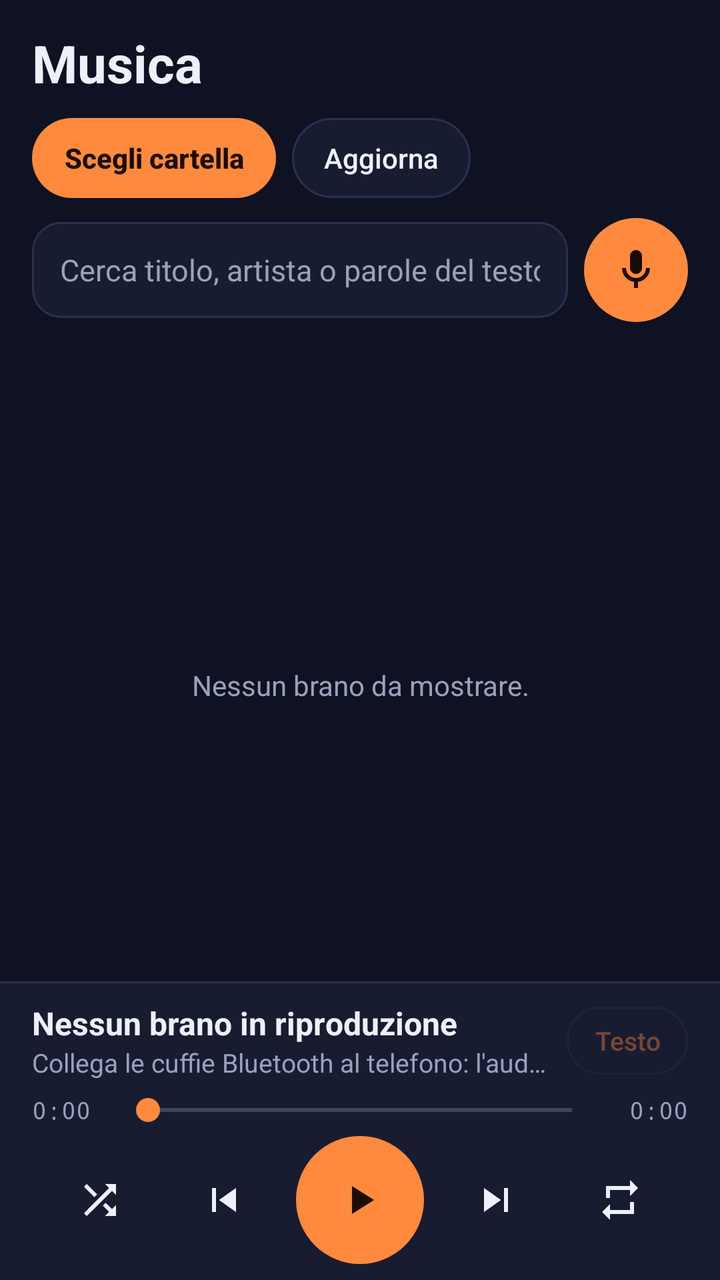
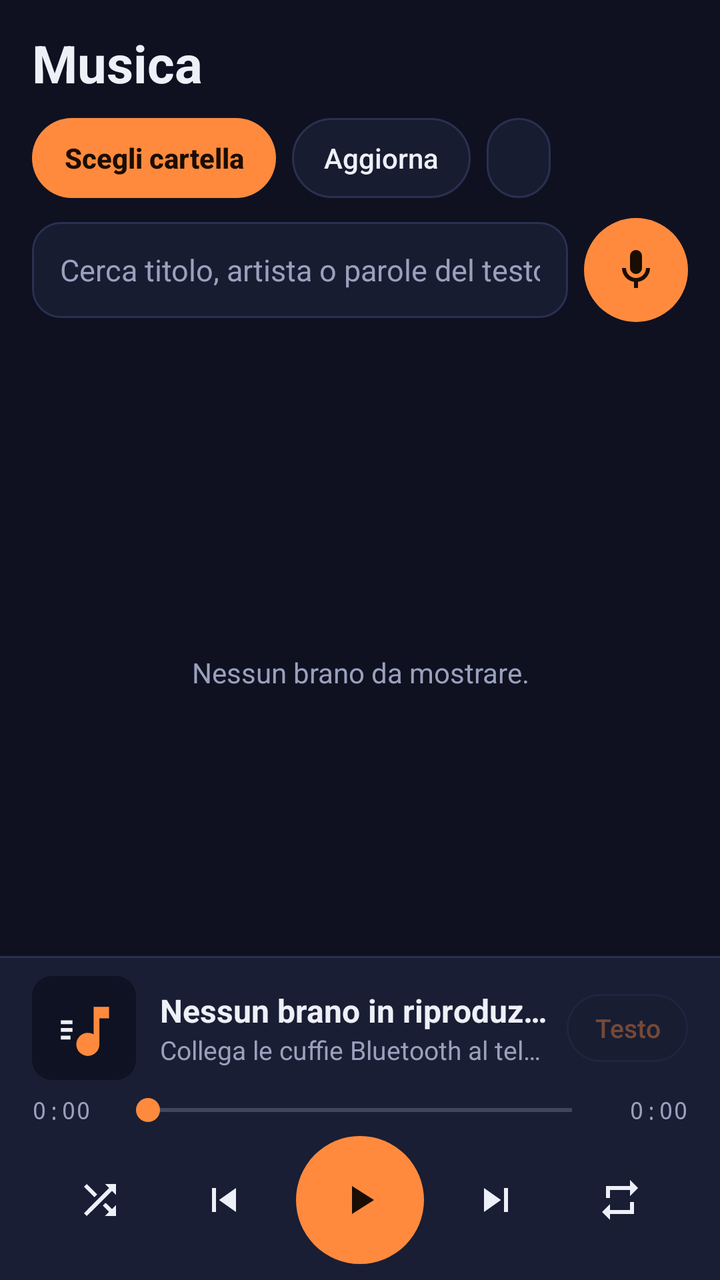

Before-and-after screenshots of an Android layout around one commit, followed by the original layout XML and the change that was made.
<!-- AndroidManifest.xml: application theme AppTheme -->
<!-- res/layout/activity_main.xml -->
<?xml version="1.0" encoding="utf-8"?>
<LinearLayout xmlns:android="http://schemas.android.com/apk/res/android"
    android:layout_width="match_parent"
    android:layout_height="match_parent"
    android:background="@color/bg"
    android:fitsSystemWindows="true"
    android:orientation="vertical">

    
    <LinearLayout
        android:layout_width="match_parent"
        android:layout_height="wrap_content"
        android:orientation="vertical"
        android:paddingStart="16dp"
        android:paddingTop="14dp"
        android:paddingEnd="16dp"
        android:paddingBottom="8dp">

        <LinearLayout
            android:layout_width="match_parent"
            android:layout_height="wrap_content"
            android:gravity="center_vertical"
            android:orientation="horizontal">

            <TextView
                android:layout_width="0dp"
                android:layout_height="wrap_content"
                android:layout_weight="1"
                android:text="@string/app_name"
                android:textColor="@color/ink"
                android:textSize="26sp"
                android:textStyle="bold" />

            <TextView
                android:id="@+id/count"
                android:layout_width="wrap_content"
                android:layout_height="wrap_content"
                android:fontFamily="monospace"
                android:textAllCaps="true"
                android:textColor="@color/muted"
                android:textSize="12sp" />
        </LinearLayout>

        <LinearLayout
            android:layout_width="match_parent"
            android:layout_height="wrap_content"
            android:layout_marginTop="10dp"
            android:orientation="horizontal">

            <Button
                android:id="@+id/pickFolder"
                android:layout_width="wrap_content"
                android:layout_height="40dp"
                android:background="@drawable/bg_pill_accent"
                android:minWidth="0dp"
                android:paddingStart="16dp"
                android:paddingEnd="16dp"
                android:stateListAnimator="@null"
                android:text="@string/pick_folder"
                android:textAllCaps="false"
                android:textColor="@color/accent_ink"
                android:textStyle="bold" />

            <Button
                android:id="@+id/rescan"
                android:layout_width="wrap_content"
                android:layout_height="40dp"
                android:layout_marginStart="8dp"
                android:background="@drawable/bg_pill"
                android:minWidth="0dp"
                android:paddingStart="16dp"
                android:paddingEnd="16dp"
                android:stateListAnimator="@null"
                android:text="@string/rescan"
                android:textAllCaps="false"
                android:textColor="@color/ink" />
        </LinearLayout>

        <LinearLayout
            android:layout_width="match_parent"
            android:layout_height="wrap_content"
            android:layout_marginTop="10dp"
            android:gravity="center_vertical"
            android:orientation="horizontal">

            <EditText
                android:id="@+id/search"
                android:layout_width="0dp"
                android:layout_height="48dp"
                android:layout_weight="1"
                android:background="@drawable/bg_field"
                android:hint="@string/search_hint"
                android:imeOptions="actionSearch"
                android:inputType="text"
                android:paddingStart="14dp"
                android:paddingEnd="14dp"
                android:textColor="@color/ink"
                android:textColorHint="@color/muted"
                android:textSize="15sp" />

            <ImageButton
                android:id="@+id/mic"
                android:layout_width="52dp"
                android:layout_height="52dp"
                android:layout_marginStart="8dp"
                android:background="@drawable/bg_circle_accent"
                android:contentDescription="@string/voice"
                android:src="@drawable/ic_mic"
                android:tint="@color/accent_ink" />
        </LinearLayout>

        <TextView
            android:id="@+id/status"
            android:layout_width="match_parent"
            android:layout_height="wrap_content"
            android:layout_marginTop="8dp"
            android:textColor="@color/muted"
            android:textSize="13sp" />
    </LinearLayout>

    
    <FrameLayout
        android:layout_width="match_parent"
        android:layout_height="0dp"
        android:layout_weight="1">

        <ListView
            android:id="@+id/list"
            android:layout_width="match_parent"
            android:layout_height="match_parent"
            android:divider="@color/line"
            android:dividerHeight="1dp"
            android:paddingStart="8dp"
            android:paddingEnd="8dp"
            android:clipToPadding="false" />

        <TextView
            android:id="@+id/empty"
            android:layout_width="match_parent"
            android:layout_height="match_parent"
            android:gravity="center"
            android:padding="24dp"
            android:text="@string/empty"
            android:textColor="@color/muted" />
    </FrameLayout>

    
    <LinearLayout
        android:layout_width="match_parent"
        android:layout_height="wrap_content"
        android:background="@drawable/bg_panel"
        android:orientation="vertical"
        android:paddingStart="16dp"
        android:paddingTop="10dp"
        android:paddingEnd="16dp"
        android:paddingBottom="8dp">

        <LinearLayout
            android:layout_width="match_parent"
            android:layout_height="wrap_content"
            android:gravity="center_vertical"
            android:orientation="horizontal">

            <LinearLayout
                android:layout_width="0dp"
                android:layout_height="wrap_content"
                android:layout_weight="1"
                android:orientation="vertical">

                <TextView
                    android:id="@+id/nowTitle"
                    android:layout_width="match_parent"
                    android:layout_height="wrap_content"
                    android:ellipsize="end"
                    android:maxLines="1"
                    android:text="@string/nothing_playing"
                    android:textColor="@color/ink"
                    android:textSize="16sp"
                    android:textStyle="bold" />

                <TextView
                    android:id="@+id/nowArtist"
                    android:layout_width="match_parent"
                    android:layout_height="wrap_content"
                    android:ellipsize="end"
                    android:maxLines="1"
                    android:text="@string/bt_hint"
                    android:textColor="@color/muted"
                    android:textSize="13sp" />
            </LinearLayout>

            <Button
                android:id="@+id/lyricsBtn"
                android:layout_width="wrap_content"
                android:layout_height="34dp"
                android:layout_marginStart="8dp"
                android:alpha="0.4"
                android:background="@drawable/bg_pill"
                android:enabled="false"
                android:minWidth="0dp"
                android:paddingStart="14dp"
                android:paddingEnd="14dp"
                android:stateListAnimator="@null"
                android:text="@string/lyrics"
                android:textAllCaps="false"
                android:textColor="@color/accent"
                android:textSize="13sp" />
        </LinearLayout>

        <LinearLayout
            android:layout_width="match_parent"
            android:layout_height="wrap_content"
            android:layout_marginTop="6dp"
            android:gravity="center_vertical"
            android:orientation="horizontal">

            <TextView
                android:id="@+id/cur"
                android:layout_width="42dp"
                android:layout_height="wrap_content"
                android:fontFamily="monospace"
                android:text="0:00"
                android:textColor="@color/muted"
                android:textSize="12sp" />

            <SeekBar
                android:id="@+id/seek"
                android:layout_width="0dp"
                android:layout_height="wrap_content"
                android:layout_weight="1"
                android:max="1000"
                android:progressTint="@color/accent"
                android:thumbTint="@color/accent" />

            <TextView
                android:id="@+id/dur"
                android:layout_width="42dp"
                android:layout_height="wrap_content"
                android:fontFamily="monospace"
                android:gravity="end"
                android:text="0:00"
                android:textColor="@color/muted"
                android:textSize="12sp" />
        </LinearLayout>

        <LinearLayout
            android:layout_width="match_parent"
            android:layout_height="wrap_content"
            android:layout_marginTop="4dp"
            android:gravity="center"
            android:orientation="horizontal">

            <ImageButton
                android:id="@+id/shuffle"
                style="@android:style/Widget.Material.Button.Borderless"
                android:layout_width="52dp"
                android:layout_height="52dp"
                android:contentDescription="@string/shuffle"
                android:src="@drawable/ic_shuffle"
                android:tint="@color/ink" />

            <ImageButton
                android:id="@+id/prev"
                style="@android:style/Widget.Material.Button.Borderless"
                android:layout_width="56dp"
                android:layout_height="56dp"
                android:layout_marginStart="8dp"
                android:contentDescription="@string/prev"
                android:src="@drawable/ic_prev"
                android:tint="@color/ink" />

            <ImageButton
                android:id="@+id/play"
                android:layout_width="64dp"
                android:layout_height="64dp"
                android:layout_marginStart="8dp"
                android:layout_marginEnd="8dp"
                android:background="@drawable/bg_circle_accent"
                android:contentDescription="@string/play"
                android:scaleType="center"
                android:src="@drawable/ic_play"
                android:tint="@color/accent_ink" />

            <ImageButton
                android:id="@+id/next"
                style="@android:style/Widget.Material.Button.Borderless"
                android:layout_width="56dp"
                android:layout_height="56dp"
                android:layout_marginEnd="8dp"
                android:contentDescription="@string/next"
                android:src="@drawable/ic_next"
                android:tint="@color/ink" />

            <ImageButton
                android:id="@+id/repeat"
                style="@android:style/Widget.Material.Button.Borderless"
                android:layout_width="52dp"
                android:layout_height="52dp"
                android:contentDescription="@string/repeat"
                android:src="@drawable/ic_repeat"
                android:tint="@color/ink" />
        </LinearLayout>
    </LinearLayout>
</LinearLayout>
<!-- resources referenced by this layout -->
<resources>
  <color name="accent">#FF8A3D</color>
  <color name="accent_ink">#1A0D03</color>
  <color name="bg">#0F1222</color>
  <color name="ink">#EEF0F8</color>
  <color name="line">#2A3050</color>
  <color name="muted">#9AA1BD</color>
  <!-- drawable bg_circle_accent (drawable) -->
  <ripple xmlns:android="http://schemas.android.com/apk/res/android" android:color="#55FFFFFF">
      <item><shape android:shape="oval"><solid android:color="@color/accent"/></shape></item>
  </ripple>
  <!-- drawable bg_field (drawable) -->
  <shape xmlns:android="http://schemas.android.com/apk/res/android" android:shape="rectangle">
      <solid android:color="@color/surface"/>
      <stroke android:width="1dp" android:color="@color/line"/>
      <corners android:radius="14dp"/>
  </shape>
  <!-- drawable bg_panel (drawable) -->
  <layer-list xmlns:android="http://schemas.android.com/apk/res/android">
      <item><shape><solid android:color="@color/line"/></shape></item>
      <item android:top="1dp"><shape><solid android:color="@color/surface"/></shape></item>
  </layer-list>
  <!-- drawable bg_pill_accent (drawable) -->
  <ripple xmlns:android="http://schemas.android.com/apk/res/android" android:color="#55FFFFFF">
      <item><shape android:shape="rectangle">
          <solid android:color="@color/accent"/>
          <corners android:radius="999dp"/>
      </shape></item>
  </ripple>
  <!-- drawable ic_next (drawable) -->
  <vector xmlns:android="http://schemas.android.com/apk/res/android" android:width="24dp" android:height="24dp" android:viewportWidth="24" android:viewportHeight="24">
      <path android:fillColor="#FFFFFFFF" android:pathData="M6,18l8.5,-6L6,6zM16,6v12h2V6z"/>
  </vector>
  <!-- drawable ic_play (drawable) -->
  <vector xmlns:android="http://schemas.android.com/apk/res/android" android:width="24dp" android:height="24dp" android:viewportWidth="24" android:viewportHeight="24">
      <path android:fillColor="#FFFFFFFF" android:pathData="M8,5v14l11,-7z"/>
  </vector>
  <!-- drawable ic_prev (drawable) -->
  <vector xmlns:android="http://schemas.android.com/apk/res/android" android:width="24dp" android:height="24dp" android:viewportWidth="24" android:viewportHeight="24">
      <path android:fillColor="#FFFFFFFF" android:pathData="M6,6h2v12H6zM9.5,12l8.5,6V6z"/>
  </vector>
  <string name="app_name">Musica</string>
  <string name="bt_hint">Collega le cuffie Bluetooth al telefono: l\'audio passa lì da solo</string>
  <string name="empty">Nessun brano da mostrare.</string>
  <string name="lyrics">Testo</string>
  <string name="next">Successivo</string>
  <string name="nothing_playing">Nessun brano in riproduzione</string>
  <string name="pick_folder">Scegli cartella</string>
  <string name="play">Riproduci</string>
  <string name="prev">Precedente</string>
  <string name="repeat">Ripeti tutto</string>
  <string name="rescan">Aggiorna</string>
  <string name="search_hint">Cerca titolo, artista o parole del testo</string>
  <string name="shuffle">Casuale</string>
  <string name="voice">Cerca con la voce</string>
  <color name="surface">#181C31</color>
  <!-- unchanged entries left out for length: 5 -->
</resources>

<!-- the commit's change to res/layout/activity_main.xml (unified diff, before → after) -->
@@ -1,8 +1,26 @@
 <?xml version="1.0" encoding="utf-8"?>
-<LinearLayout xmlns:android="http://schemas.android.com/apk/res/android"
+<FrameLayout xmlns:android="http://schemas.android.com/apk/res/android"
     android:layout_width="match_parent"
     android:layout_height="match_parent"
-    android:background="@color/bg"
+    android:background="@color/bg">
+
+    
+    <ImageView
+        android:id="@+id/bgArt"
+        android:layout_width="match_parent"
+        android:layout_height="match_parent"
+        android:alpha="0"
+        android:importantForAccessibility="no"
+        android:scaleType="centerCrop" />
+
+    <View
+        android:layout_width="match_parent"
+        android:layout_height="match_parent"
+        android:background="@color/scrim" />
+
+<LinearLayout
+    android:layout_width="match_parent"
+    android:layout_height="match_parent"
     android:fitsSystemWindows="true"
     android:orientation="vertical">
 
@@ -72,6 +90,21 @@
                 android:paddingEnd="16dp"
                 android:stateListAnimator="@null"
                 android:text="@string/rescan"
+                android:textAllCaps="false"
+                android:textColor="@color/ink" />
+
+            <Button
+                android:id="@+id/sort"
+                android:layout_width="wrap_content"
+                android:layout_height="40dp"
+                android:layout_marginStart="8dp"
+                android:background="@drawable/bg_pill"
+                android:ellipsize="end"
+                android:maxLines="1"
+                android:minWidth="0dp"
+                android:paddingStart="16dp"
+                android:paddingEnd="16dp"
+                android:stateListAnimator="@null"
                 android:textAllCaps="false"
                 android:textColor="@color/ink" />
         </LinearLayout>
@@ -161,6 +194,16 @@
             android:gravity="center_vertical"
             android:orientation="horizontal">
 
+            <ImageView
+                android:id="@+id/cover"
+                android:layout_width="52dp"
+                android:layout_height="52dp"
+                android:layout_marginEnd="12dp"
+                android:background="@drawable/bg_cover"
+                android:contentDescription="@string/cover"
+                android:scaleType="centerCrop"
+                android:src="@drawable/ic_launcher_fg" />
+
             <LinearLayout
                 android:layout_width="0dp"
                 android:layout_height="wrap_content"
@@ -302,3 +345,4 @@
         </LinearLayout>
     </LinearLayout>
 </LinearLayout>
+</FrameLayout>
<!-- resource entries referenced after the edit -->
@@ -6,10 +6,16 @@
   <color name="ink">#EEF0F8</color>
   <color name="line">#2A3050</color>
   <color name="muted">#9AA1BD</color>
+  <color name="scrim">#C20F1222</color>
   <!-- drawable bg_circle_accent (drawable) -->
   <ripple xmlns:android="http://schemas.android.com/apk/res/android" android:color="#55FFFFFF">
       <item><shape android:shape="oval"><solid android:color="@color/accent"/></shape></item>
   </ripple>
+  <!-- drawable bg_cover (drawable) -->
+  <shape xmlns:android="http://schemas.android.com/apk/res/android" android:shape="rectangle">
+      <solid android:color="@color/bg"/>
+      <corners android:radius="10dp"/>
+  </shape>
   <!-- drawable bg_field (drawable) -->
   <shape xmlns:android="http://schemas.android.com/apk/res/android" android:shape="rectangle">
       <solid android:color="@color/surface"/>
@@ -19,7 +25,7 @@
   <!-- drawable bg_panel (drawable) -->
   <layer-list xmlns:android="http://schemas.android.com/apk/res/android">
       <item><shape><solid android:color="@color/line"/></shape></item>
-      <item android:top="1dp"><shape><solid android:color="@color/surface"/></shape></item>
+      <item android:top="1dp"><shape><solid android:color="@color/panel"/></shape></item>
   </layer-list>
   <!-- drawable bg_pill_accent (drawable) -->
   <ripple xmlns:android="http://schemas.android.com/apk/res/android" android:color="#55FFFFFF">
@@ -28,6 +34,11 @@
           <corners android:radius="999dp"/>
       </shape></item>
   </ripple>
+  <!-- drawable ic_launcher_fg (drawable) -->
+  <vector xmlns:android="http://schemas.android.com/apk/res/android" android:width="108dp" android:height="108dp" android:viewportWidth="108" android:viewportHeight="108">
+      <path android:fillColor="#FFFF8A3D" android:pathData="M64,32v28.6c-1.8,-1 -3.8,-1.6 -6,-1.6c-6.6,0 -12,5.4 -12,12s5.4,12 12,12s12,-5.4 12,-12V44h10V32z"/>
+      <path android:fillColor="#FFEEF0F8" android:pathData="M30,46h12v4H30zM30,54h12v4H30zM30,62h10v4H30z"/>
+  </vector>
   <!-- drawable ic_next (drawable) -->
   <vector xmlns:android="http://schemas.android.com/apk/res/android" android:width="24dp" android:height="24dp" android:viewportWidth="24" android:viewportHeight="24">
       <path android:fillColor="#FFFFFFFF" android:pathData="M6,18l8.5,-6L6,6zM16,6v12h2V6z"/>
@@ -42,6 +53,7 @@
   </vector>
   <string name="app_name">Musica</string>
   <string name="bt_hint">Collega le cuffie Bluetooth al telefono: l\'audio passa lì da solo</string>
+  <string name="cover">Copertina album</string>
   <string name="empty">Nessun brano da mostrare.</string>
   <string name="lyrics">Testo</string>
   <string name="next">Successivo</string>
@@ -55,6 +67,7 @@
   <string name="shuffle">Casuale</string>
   <string name="voice">Cerca con la voce</string>
   <color name="surface">#181C31</color>
+  <color name="panel">#E6181C31</color>
   <!-- unchanged entries left out for length: 5 -->
 </resources>
 
